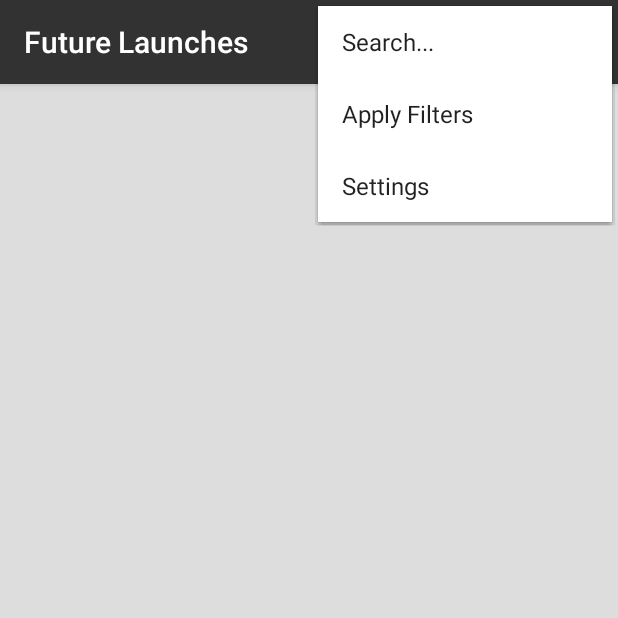
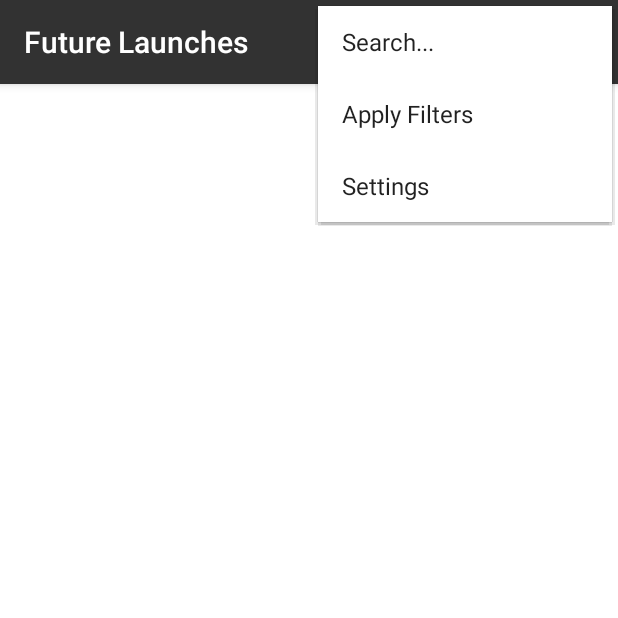
Before and after one commit to nkrusch/SpaceLaunchOne, an Android app: the ImageListActivity screen opened directly, with no data from a screen before it, with the options menu open, on a phone screen of 412 x 824 dp, the top half of it. Run offline under Robolectric (Android 15) with nearby library versions, the light colour scheme and no system bars; libraries missing offline, so code that uses them is left out: com.cloudinary, com.cloudinary.android, com.cloudinary.utils; 1 statement that could not run was skipped.

Commit message:
feat: add dark mode support

```diff
--- a/SpaceLaunchOne/app/build.gradle
+++ b/SpaceLaunchOne/app/build.gradle
@@ -19,7 +19,7 @@ android {
     versionProps.load(new FileInputStream(versionPropsFile))
 
     def major = 1
-    def minor = 1
+    def minor = 2
     def patch = 0
     def code = versionProps['VERSION_CODE'].toInteger() + 1
     versionProps['VERSION_CODE'] = code.toString()
--- a/SpaceLaunchOne/app/src/main/res/drawable/ic_gradient_video.xml
+++ b/SpaceLaunchOne/app/src/main/res/drawable/ic_gradient_video.xml
@@ -3,7 +3,7 @@
     <gradient
         android:angle="-90"
         android:startColor="#C000"
-        android:endColor="#000"
+        android:endColor="#9000"
         android:type="linear"
         android:useLevel="false" />
 </shape>
--- a/SpaceLaunchOne/app/src/main/res/layout/activity_image_lists.xml
+++ b/SpaceLaunchOne/app/src/main/res/layout/activity_image_lists.xml
@@ -3,7 +3,7 @@
     xmlns:app="http://schemas.android.com/apk/res-auto"
     xmlns:tools="http://schemas.android.com/tools"
     style="@style/matches_parent"
-    android:background="@color/details_background"
+    android:background="@color/default_activity_background"
     tools:ignore="Overdraw">
 
     <FrameLayout
--- a/SpaceLaunchOne/app/src/main/res/layout/activity_main.xml
+++ b/SpaceLaunchOne/app/src/main/res/layout/activity_main.xml
@@ -1,6 +1,7 @@
 <androidx.coordinatorlayout.widget.CoordinatorLayout
     xmlns:android="http://schemas.android.com/apk/res/android"
     xmlns:app="http://schemas.android.com/apk/res-auto"
+    android:background="@color/default_activity_background"
     style="@style/matches_parent">
 
     <com.google.android.material.appbar.AppBarLayout
--- a/SpaceLaunchOne/app/src/main/res/menu/menu_filter.xml
+++ b/SpaceLaunchOne/app/src/main/res/menu/menu_filter.xml
@@ -3,6 +3,7 @@
 
     <item
         android:id="@+id/help"
+        android:icon="@drawable/ic_information_outline_white"
         android:title="@string/Help"
         app:showAsAction="always" />
 </menu>
--- a/SpaceLaunchOne/app/src/main/res/values-night/colors.xml
+++ b/SpaceLaunchOne/app/src/main/res/values-night/colors.xml
@@ -7,13 +7,13 @@
     <color name="photo_placeholder_inverse">#333</color>
     <color name="photo_placeholder_tint">#eee</color>
     <color name="places_image_background">#333</color>
-    <color name="details_background">#444</color>
+    <color name="details_background">#222</color>
     <color name="filter_divider_color">#777</color>
     <color name="menu_background">@color/colorPrimaryDark</color>
     <color name="menu_text">@android:color/white</color>
     <color name="default_activity_background">@android:color/black</color>
     <color name="list_item_divider">#333</color>
-    <color name="video_card_bg">#FFF</color>
+    <color name="video_card_bg">#888</color>
 
 
     <!-- text colors -->
--- a/SpaceLaunchOne/app/src/main/res/values/colors.xml
+++ b/SpaceLaunchOne/app/src/main/res/values/colors.xml
@@ -6,9 +6,9 @@
 
     <!-- backgrounds -->
     <color name="list_item_background">@android:color/white</color>
-    <color name="photo_placeholder">#ccc</color>
+    <color name="photo_placeholder">#eee</color>
     <color name="photo_placeholder_inverse">#888</color>
-    <color name="photo_placeholder_tint">#ccc</color>
+    <color name="photo_placeholder_tint">#888</color>
     <color name="next_launch_bar">@color/details_timer_background</color>
     <color name="places_image_background">#EEE</color>
     <color name="maps_button_background">#B3FFFFFF</color>
--- a/SpaceLaunchOne/app/src/main/res/values/themes.xml
+++ b/SpaceLaunchOne/app/src/main/res/values/themes.xml
@@ -33,10 +33,17 @@
         <item name="android:windowBackground">@drawable/ic_splash_background</item>
     </style>
 
-    <style name="CreditsTheme" parent="AppTheme">
-        <item name="android:windowBackground">@color/default_activity_background</item>
+    <style name="CreditsTheme" parent="@style/Theme.AppCompat.Light.NoActionBar">
+        <item name="colorPrimary">@color/colorPrimary</item>
+        <item name="colorPrimaryDark">@color/colorPrimaryDark</item>
+        <item name="preferenceTheme">@style/PreferenceThemeOverlay.v14.Material</item>
+        <item name="android:textColor">@color/primary_text</item>
+        <item name="android:itemBackground">@color/menu_background</item>
+        <item name="actionMenuTextColor">@color/primary_text</item>
+        <item name="android:actionMenuTextColor">@color/primary_text</item>
+        <item name="android:editTextColor">@color/primary_text</item>
+        <item name="colorControlNormal">@color/primary_text</item>
         <item name="android:background">@color/default_activity_background</item>
-        <item name="android:textColor">@color/primary_text</item>
         <item name="android:textColorSecondary">@color/secondary_text</item>
         <item name="colorAccent">@color/textLinkColor</item>
         <item name="android:alertDialogTheme">@style/AlertDialogCustom</item>
```
Also changed, not shown: SpaceLaunchOne/app/src/main/res/drawable/ic_information_outline_white.xml (added, +9 -0 lines), SpaceLaunchOne/app/src/main/res/drawable/flag_rus.png, SpaceLaunchOne/app/src/main/res/drawable/space_bg_08.jpg, SpaceLaunchOne/app/src/main/res/drawable/space_bg_51.jpg, 2 other files.
